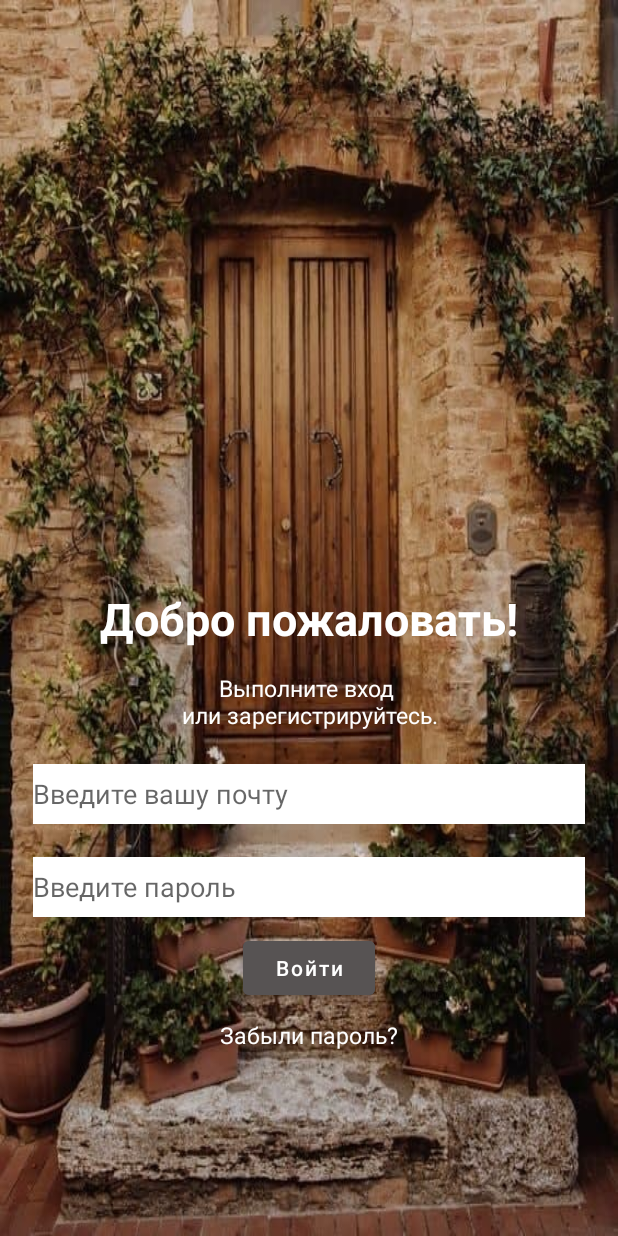
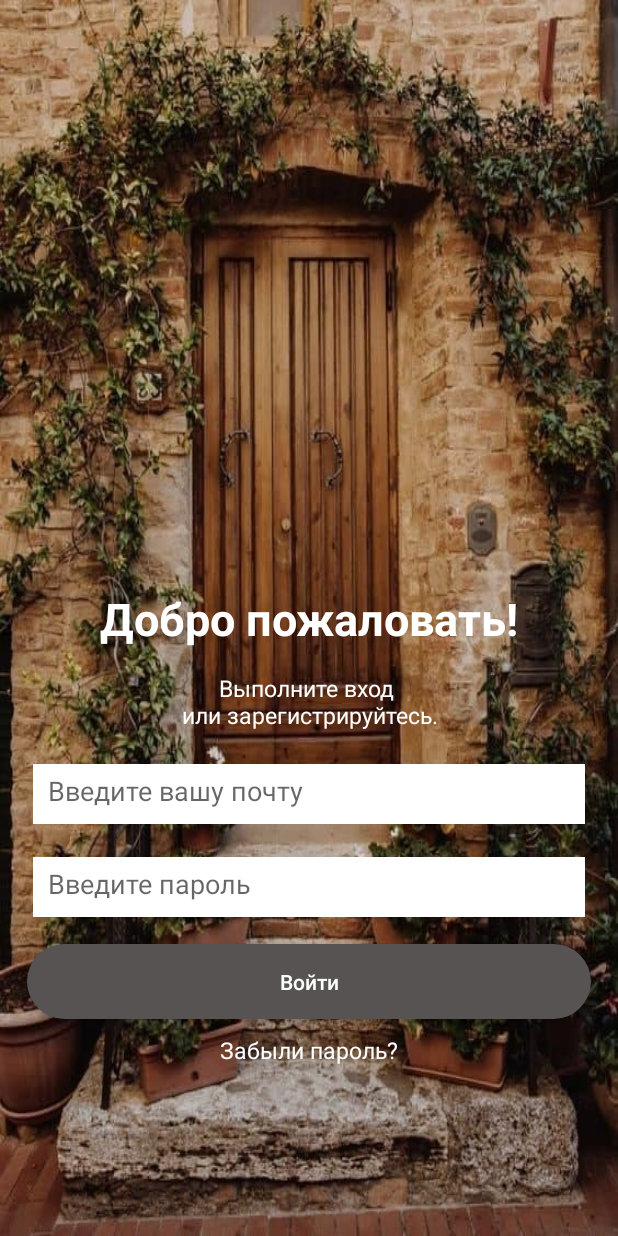
Before and after one commit to kdbrdv/android1homework, an Android app: the layout activity_main.xml on its own in the app's theme, with its tools: preview values and no code run, on a phone screen of 412 x 824 dp. Run offline under Robolectric (Android 15) with nearby library versions, the phone set to English and light mode, and no system bars.

```diff
--- a/app/src/main/java/com/example/android1homework/MainActivity.java
+++ b/app/src/main/java/com/example/android1homework/MainActivity.java
@@ -19,15 +19,16 @@ public class MainActivity extends AppCompatActivity {
     protected void onCreate(Bundle savedInstanceState) {
         super.onCreate(savedInstanceState);
         setContentView(R.layout.activity_main);
-        button.findViewById(R.id.button3);
-        email.findViewById(R.id.button);
-        password.findViewById(R.id.button2);
+        button = findViewById(R.id.button3);
+        email = findViewById(R.id.button);
+        password = findViewById(R.id.button2);
 
 
         button.setOnClickListener(new View.OnClickListener() {
+
             @Override
             public void onClick(View v) {
-                if (email.getText().toString().isEmpty() || !password.getText().toString().isEmpty()) {
+                if (email.getText().toString().isEmpty() || password.getText().toString().isEmpty()) {
                     Toast.makeText(MainActivity.this, "Введите данные!", Toast.LENGTH_SHORT).show();
                 } else {
                     Toast.makeText(MainActivity.this, "Добро пожаловать!", Toast.LENGTH_SHORT).show();
@@ -36,5 +37,4 @@ public class MainActivity extends AppCompatActivity {
             }
         });
     }
-
 }
--- /dev/null
+++ b/app/src/main/res/drawable/rounded_bt.xml
@@ -0,0 +1,8 @@
+<?xml version="1.0" encoding="utf-8"?>
+<shape
+    android:shape="rectangle"
+    xmlns:android="http://schemas.android.com/apk/res/android">
+    <solid android:color="@color/white"/>
+    <corners android:radius="50sp"/>
+
+</shape>
--- a/app/src/main/res/layout/activity_main.xml
+++ b/app/src/main/res/layout/activity_main.xml
@@ -35,8 +35,9 @@
         />
     <EditText
         android:id="@+id/button"
-        android:layout_margin="22dp"
+        android:layout_margin="22sp"
         android:backgroundTint="@color/white"
+        android:padding="10sp"
         android:background="@color/white"
         android:textColor="@color/silver"
         android:hint="Введите вашу почту"
@@ -50,8 +51,9 @@
         />
     <EditText
         android:id="@+id/button2"
-        android:layout_margin="22dp"
+        android:layout_margin="22sp"
         android:hint="Введите пароль"
+        android:padding="10sp"
         android:textColor="@color/silver"
         android:backgroundTint="@color/white"
         android:background="@color/white"
@@ -66,12 +68,16 @@
 
     <Button
         android:id="@+id/button3"
-        android:text="Войти"
+        android:text="@string/log_in"
+        android:textColor="@color/white"
         android:backgroundTint="#575353"
-        android:layout_margin="10sp"
+        android:background="@drawable/rounded_bt"
+
+        android:layout_margin="18sp"
+        android:padding="10sp"
         android:textAllCaps="false"
-        android:layout_width="wrap_content"
-        android:layout_height="wrap_content"
+        android:layout_width="match_parent"
+        android:layout_height="50dp"
         app:layout_constraintLeft_toLeftOf="parent"
         app:layout_constraintRight_toRightOf="parent"
         app:layout_constraintTop_toBottomOf="@+id/button2"
@@ -79,7 +85,7 @@
         />
     <TextView
         android:id="@+id/text3"
-        android:text="Забыли пароль?"
+        android:text="@string/forget_password"
         android:textColor="@color/white"
         android:layout_margin="10sp"
         android:textSize="15sp"
--- a/app/src/main/res/values/strings.xml
+++ b/app/src/main/res/values/strings.xml
@@ -2,4 +2,6 @@
     <string name="app_name">android1homework</string>
     <string name="welcome">Добро пожаловать!</string>
     <string name="email">Введите вашу почту</string>
+    <string name="forget_password">Забыли пароль?</string>
+    <string name="log_in">Войти</string>
 </resources>
--- a/app/src/main/res/values/themes.xml
+++ b/app/src/main/res/values/themes.xml
@@ -1,6 +1,6 @@
 <resources xmlns:tools="http://schemas.android.com/tools">
     <!-- Base application theme. -->
-    <style name="Theme.Android1homework" parent="Theme.MaterialComponents.DayNight.DarkActionBar">
+    <style name="Theme.Android1homework" parent="Theme.MaterialComponents.Light.NoActionBar.Bridge">
         <!-- Primary brand color. -->
         <item name="colorPrimary">@color/purple_500</item>
         <item name="colorPrimaryVariant">@color/purple_700</item>
```
